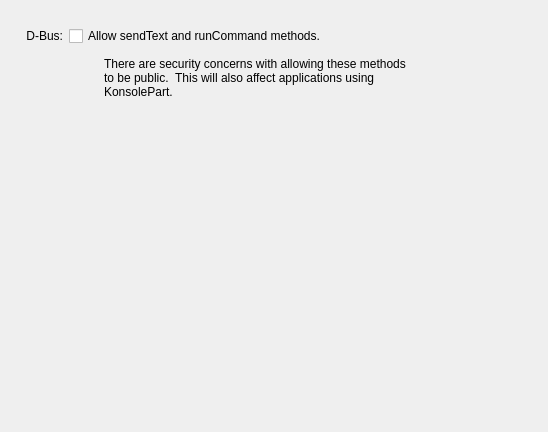
Qt form src/settings/SecuritySettings.ui (KDE/konsole) before a commit.
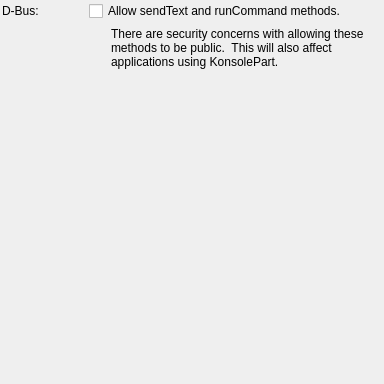
The same form after that commit.

Commit message: Make the layout better

```diff
--- a/src/settings/SecuritySettings.ui
+++ b/src/settings/SecuritySettings.ui
@@ -6,78 +6,23 @@
    <rect>
     <x>0</x>
     <y>0</y>
-    <width>548</width>
-    <height>432</height>
+    <width>384</width>
+    <height>384</height>
    </rect>
   </property>
-  <property name="sizePolicy">
-   <sizepolicy hsizetype="Minimum" vsizetype="Preferred">
-    <horstretch>0</horstretch>
-    <verstretch>0</verstretch>
-   </sizepolicy>
-  </property>
   <widget class="QWidget" name="">
    <property name="geometry">
     <rect>
-     <x>26</x>
-     <y>26</y>
-     <width>391</width>
-     <height>128</height>
+     <x>2</x>
+     <y>1</y>
+     <width>362</width>
+     <height>142</height>
     </rect>
    </property>
    <layout class="QVBoxLayout" name="verticalLayout">
     <item>
-     <layout class="QHBoxLayout" name="horizontalLayout">
-      <item>
-       <widget class="QLabel" name="label">
-        <property name="sizePolicy">
-         <sizepolicy hsizetype="Minimum" vsizetype="Preferred">
-          <horstretch>0</horstretch>
-          <verstretch>0</verstretch>
-         </sizepolicy>
-        </property>
-        <property name="text">
-         <string>D-Bus:</string>
-        </property>
-        <property name="alignment">
-         <set>Qt::AlignRight|Qt::AlignTrailing|Qt::AlignVCenter</set>
-        </property>
-       </widget>
-      </item>
-      <item>
-       <widget class="QCheckBox" name="kcfg_AllowSendTextAndRunCommandDBusMethods">
-        <property name="sizePolicy">
-         <sizepolicy hsizetype="Expanding" vsizetype="Fixed">
-          <horstretch>0</horstretch>
-          <verstretch>0</verstretch>
-         </sizepolicy>
-        </property>
-        <property name="text">
-         <string>Allow sendText and runCommand methods.</string>
-        </property>
-        <property name="autoRepeat">
-         <bool>false</bool>
-        </property>
-       </widget>
-      </item>
-      <item>
-       <spacer name="horizontalSpacer_2">
-        <property name="orientation">
-         <enum>Qt::Horizontal</enum>
-        </property>
-        <property name="sizeHint" stdset="0">
-         <size>
-          <width>40</width>
-          <height>20</height>
-         </size>
-        </property>
-       </spacer>
-      </item>
-     </layout>
-    </item>
-    <item>
-     <layout class="QHBoxLayout" name="horizontalLayout_2">
-      <item>
+     <layout class="QGridLayout" name="gridLayout">
+      <item row="1" column="1">
        <spacer name="horizontalSpacer">
         <property name="orientation">
          <enum>Qt::Horizontal</enum>
@@ -87,20 +32,28 @@
         </property>
         <property name="sizeHint" stdset="0">
          <size>
-          <width>78</width>
+          <width>16</width>
           <height>20</height>
          </size>
         </property>
        </spacer>
       </item>
-      <item>
-       <widget class="QLabel" name="label_2">
-        <property name="sizePolicy">
-         <sizepolicy hsizetype="Expanding" vsizetype="Expanding">
-          <horstretch>1</horstretch>
-          <verstretch>0</verstretch>
-         </sizepolicy>
+      <item row="0" column="0">
+       <widget class="QLabel" name="label_4">
+        <property name="text">
+         <string>D-Bus:</string>
         </property>
+       </widget>
+      </item>
+      <item row="0" column="1" colspan="3">
+       <widget class="QCheckBox" name="kcfg_AllowSendTextAndRunCommandDBusMethods">
+        <property name="text">
+         <string>Allow sendText and runCommand methods.</string>
+        </property>
+       </widget>
+      </item>
+      <item row="1" column="2" colspan="2">
+       <widget class="QLabel" name="label">
         <property name="text">
          <string>There are security concerns with allowing these methods to be public.  This will also affect applications using KonsolePart.</string>
         </property>
@@ -112,14 +65,17 @@
      </layout>
     </item>
     <item>
-     <spacer name="verticalSpacer">
+     <spacer>
       <property name="orientation">
        <enum>Qt::Vertical</enum>
       </property>
+      <property name="sizeType">
+       <enum>QSizePolicy::Expanding</enum>
+      </property>
       <property name="sizeHint" stdset="0">
        <size>
-        <width>337</width>
-        <height>34</height>
+        <width>20</width>
+        <height>50</height>
        </size>
       </property>
      </spacer>
```
